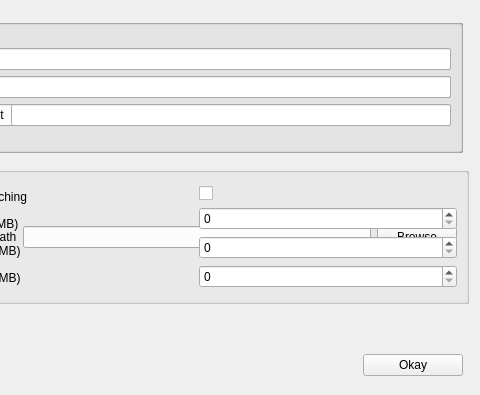
This is gui/azure_config_common.ui in Seagate/cloudfuse as Qt 5 draws it before an edit; both pictures show x 513 to 993 and y 0 to 395 of the 993 by 395 pixel window. The edited form follows.
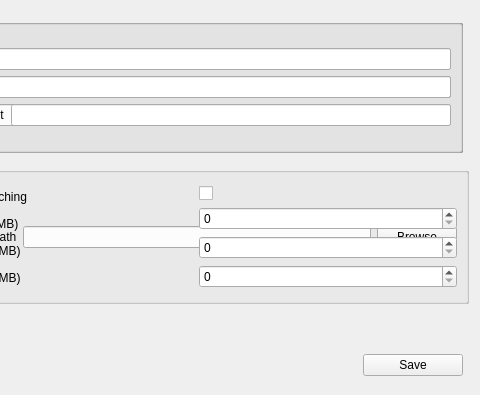
This is the edited form.

Commit message: Rename the 'okay' button to save.

Diff of the .ui file:
```diff
--- a/gui/azure_config_common.ui
+++ b/gui/azure_config_common.ui
@@ -611,7 +611,7 @@
       <enum>Qt::RightToLeft</enum>
      </property>
      <property name="text">
-      <string>Okay</string>
+      <string>Save</string>
      </property>
     </widget>
    </item>
```
The commit also changes 3 other files.
